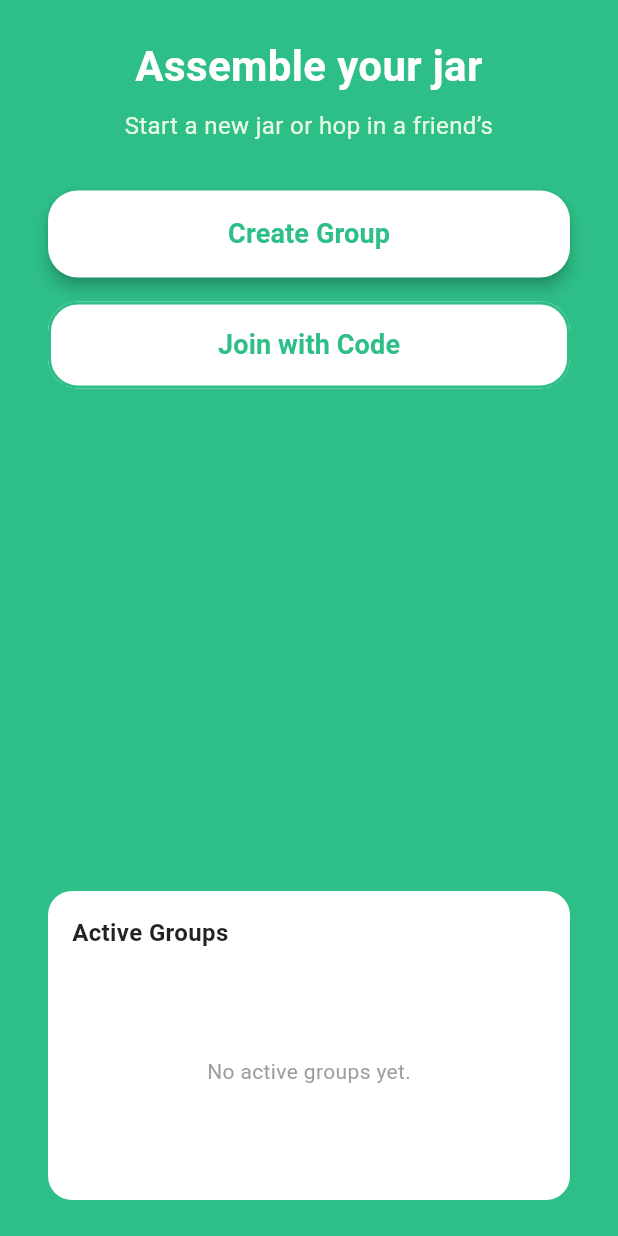
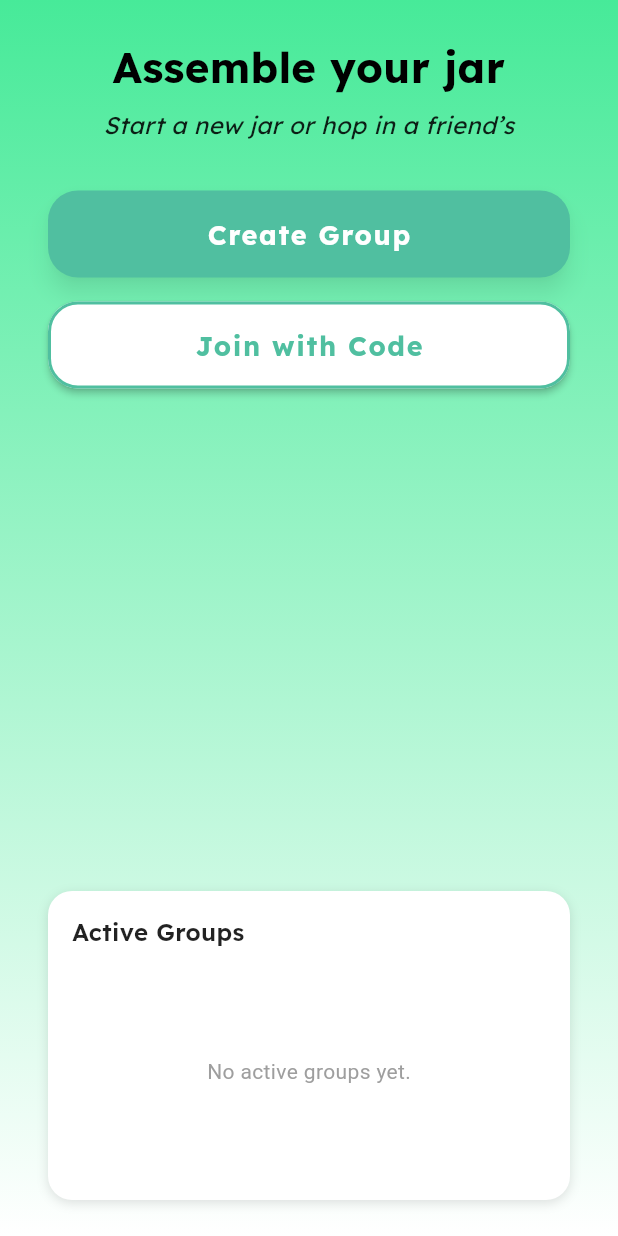
Before and after one commit to ColdBlitz101/picklnairted, a Flutter app: the GroupScreen screen opened directly, on a phone screen of 412 x 824 dp. Run offline on Flutter 3.47's test engine with Material 3 defaults, Android fonts, the light colour scheme and no system bars; our stand-ins replace google_fonts, swipe_cards.

Commit message:
Group Screen UI change

```diff
--- a/lib/screens/group_screen.dart
+++ b/lib/screens/group_screen.dart
@@ -1,86 +1,102 @@
 import 'package:flutter/material.dart';
+import 'package:google_fonts/google_fonts.dart';
 import 'create_group_screen.dart';
 import 'join_group_screen.dart';
 
-
 class GroupScreen extends StatelessWidget {
   const GroupScreen({Key? key}) : super(key: key);
-
-  static const Color picklGreen = Color.fromARGB(255, 46, 190, 135); // 🍃 Pickl green
 
   @override
   Widget build(BuildContext context) {
     final screenHeight = MediaQuery.of(context).size.height;
 
     return Scaffold(
-      backgroundColor: picklGreen,
-      body: SafeArea(
+      body: Container(
+        decoration: const BoxDecoration(
+          gradient: LinearGradient(
+            colors: [Color(0xFF47EA99), Colors.white],
+            begin: Alignment.topCenter,
+            end: Alignment.bottomCenter,
+          ),
+        ),
+        child: SafeArea(
           child: Padding(
             padding: const EdgeInsets.symmetric(horizontal: 32.0, vertical: 24.0),
             child: Column(
               crossAxisAlignment: CrossAxisAlignment.stretch,
               children: [
-              const Text(
+                Text(
                   'Assemble your jar',
                   textAlign: TextAlign.center,
-                style: TextStyle(
+                  style: GoogleFonts.lexend(
                     fontSize: 28,
                     fontWeight: FontWeight.bold,
-                  color: Colors.white,
+                    color: Colors.black,
                   ),
                 ),
                 const SizedBox(height: 8),
-              const Text(
+                Text(
                   'Start a new jar or hop in a friend’s',
                   textAlign: TextAlign.center,
-                style: TextStyle(
+                  style: GoogleFonts.lexend(
                     fontSize: 16,
-                  color: Color(0xFFE8FBE2), // Light greenish tint for subtext
+                    fontStyle: FontStyle.italic,
+                    color: Colors.black87,
                   ),
                 ),
                 const SizedBox(height: 32),
                 ElevatedButton(
                   onPressed: () {
-                  // Inside GroupScreen "Create Group" button onPressed:
-                  Navigator.push(context, MaterialPageRoute(builder: (context) => const CreateGroupScreen()),
+                    Navigator.push(
+                      context,
+                      MaterialPageRoute(builder: (context) => const CreateGroupScreen()),
                     );
-
                   },
                   style: ElevatedButton.styleFrom(
-                  backgroundColor: Colors.white,
-                  foregroundColor: picklGreen,
+                    backgroundColor: const Color(0xFF50BFA0),
+                    elevation: 6,
+                    shadowColor: Colors.black38,
                     padding: const EdgeInsets.symmetric(vertical: 16),
                     shape: RoundedRectangleBorder(
                       borderRadius: BorderRadius.circular(20),
                     ),
-                  elevation: 4,
                   ),
-                child: const Text(
+                  child: Text(
                     'Create Group',
-                  style: TextStyle(fontSize: 18, fontWeight: FontWeight.w600),
+                    style: GoogleFonts.lexend(
+                      fontSize: 18,
+                      fontWeight: FontWeight.bold,
+                      letterSpacing: 1.1,
+                      color: Colors.white,
+                    ),
                   ),
                 ),
                 const SizedBox(height: 16),
                 ElevatedButton(
                   onPressed: () {
-                  Navigator.push(context, MaterialPageRoute(builder: (context) => const JoinGroupScreen()),
+                    Navigator.push(
+                      context,
+                      MaterialPageRoute(builder: (context) => const JoinGroupScreen()),
                     );
                   },
-
-
                   style: ElevatedButton.styleFrom(
                     backgroundColor: Colors.white,
-                  foregroundColor: picklGreen,
+                    foregroundColor: const Color(0xFF50BFA0),
+                    side: const BorderSide(color: Color(0xFF50BFA0), width: 2),
+                    elevation: 2,
                     padding: const EdgeInsets.symmetric(vertical: 16),
                     shape: RoundedRectangleBorder(
                       borderRadius: BorderRadius.circular(20),
-                    side: BorderSide(color: picklGreen, width: 2),
                     ),
-                  elevation: 0,
                   ),
-                child: const Text(
+                  child: Text(
                     'Join with Code',
-                  style: TextStyle(fontSize: 18, fontWeight: FontWeight.w600),
+                    style: GoogleFonts.lexend(
+                      fontSize: 18,
+                      fontWeight: FontWeight.bold,
+                      letterSpacing: 1.1,
+                      color: const Color(0xFF50BFA0),
+                    ),
                   ),
                 ),
                 const Spacer(),
@@ -89,21 +105,28 @@ class GroupScreen extends StatelessWidget {
                   decoration: BoxDecoration(
                     color: Colors.white,
                     borderRadius: BorderRadius.circular(16),
+                    boxShadow: [
+                      BoxShadow(
+                        color: Colors.black12,
+                        blurRadius: 6,
+                        offset: Offset(0, 2),
+                      ),
+                    ],
                   ),
                   padding: const EdgeInsets.all(16),
                   child: Column(
                     crossAxisAlignment: CrossAxisAlignment.start,
-                  children: const [
+                    children: [
                       Text(
                         'Active Groups',
-                      style: TextStyle(
+                        style: GoogleFonts.lexend(
                           fontSize: 16,
                           fontWeight: FontWeight.w600,
                           color: Colors.black87,
                         ),
                       ),
-                    SizedBox(height: 12),
-                    Expanded(
+                      const SizedBox(height: 12),
+                      const Expanded(
                         child: Center(
                           child: Text(
                             'No active groups yet.',
@@ -118,6 +141,7 @@ class GroupScreen extends StatelessWidget {
             ),
           ),
         ),
+      ),
     );
   }
 }
```
Lines whose indentation alone changed are shown as unchanged.
